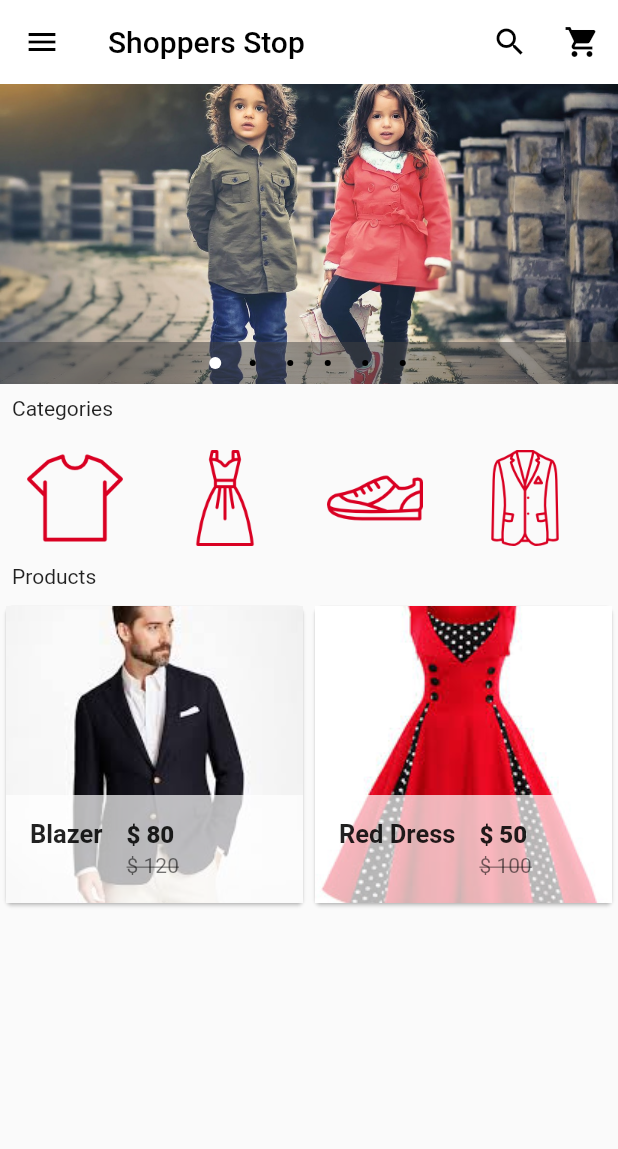
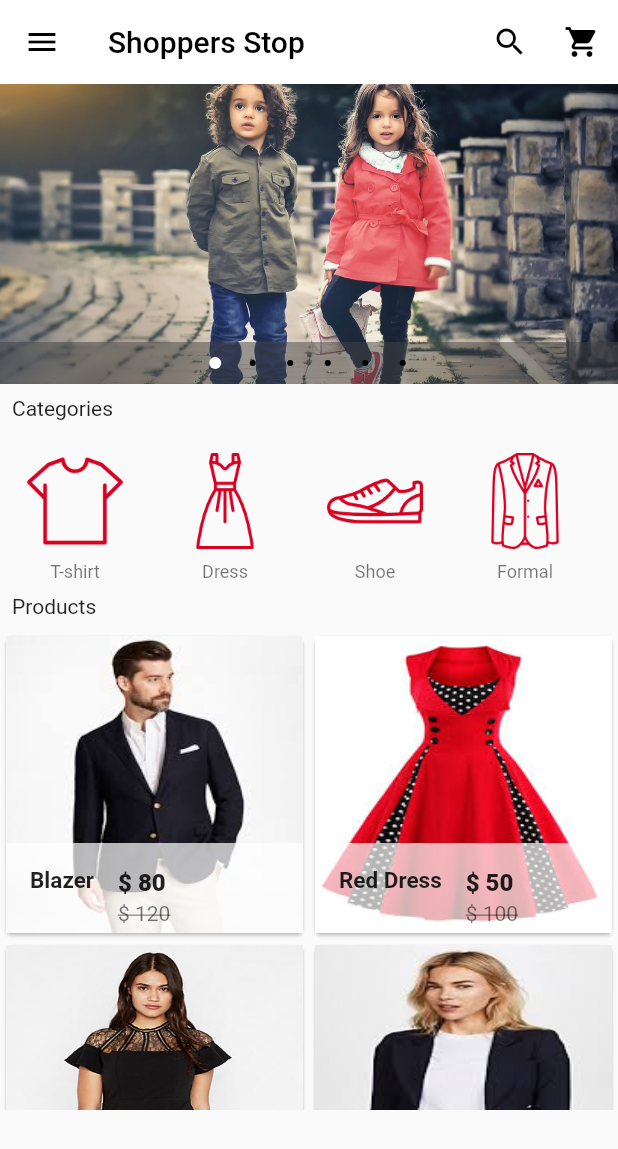
Before and after one commit to ajay1706/ecommerce-app, a Flutter app: the screen it shows after launch, on a phone screen of 412 x 824 dp. Shown: the top 1149 px of the screen. Run offline on Flutter 3.47's test engine with Material 2 defaults, Android fonts, the phone set to English and light mode, and no system bars; drawn by our look-alikes of carousel_pro.

Commit message:
prod detail page

```diff
--- a/shopper_stop/lib/components/horizontal_listview.dart
+++ b/shopper_stop/lib/components/horizontal_listview.dart
@@ -5,7 +5,7 @@ class HorizontalList extends StatelessWidget {
   @override
   Widget build(BuildContext context) {
     return Container(
-      height: 80,
+      height: 100,
       child: ListView(
         scrollDirection: Axis.horizontal,
         children: <Widget>[
--- a/shopper_stop/lib/components/products.dart
+++ b/shopper_stop/lib/components/products.dart
@@ -1,4 +1,5 @@
 import 'package:flutter/material.dart';
+import 'package:shopper_stop/pages/product_detail_page.dart';
 
 class Products extends StatefulWidget {
   @override
@@ -18,6 +19,36 @@ class _ProductsState extends State<Products> {
       "picture": "images/products/dress1.jpeg",
       "old_price": "100",
       "price": "50"
+    },
+    {
+      "name": "Black dress",
+      "picture": "images/products/dress2.jpeg",
+      "old_price": "120",
+      "price": "70"
+    },
+    {
+      "name": "Womens Blazer",
+      "picture": "images/products/blazer2.jpeg",
+      "old_price": "130",
+      "price": "82"
+    },
+    {
+      "name":"Black Pant",
+      "picture": "images/products/pants1.jpg",
+      "old_price": "100",
+      "price": "55"
+    },
+    {
+      "name":"Grey Pant",
+      "picture": "images/products/pants2.jpeg",
+      "old_price": "110",
+      "price": "65"
+    },
+    {
+      "name":"Shoe",
+      "picture": "images/products/shoe1.jpg",
+      "old_price": "200",
+      "price": "75"
     }
   ];
 
@@ -61,16 +92,28 @@ class SimpleProduct extends StatelessWidget {
 
       child: Hero(tag: prod_name, child: Material(
         child: InkWell(
-          onTap: (){},
+
+
+          onTap: () => Navigator.of(context).push(MaterialPageRoute(builder: (BuildContext context) => ProductDetail(
+            // passing the values of product to prod detail page
+            prod_detail_img: prod_pic,
+            prod_detail_name: prod_name,
+            prod_detail_oldprice: prod_old_price,
+            prod_detail_price: prod_price,
+
+          ))),
           child: GridTile(
               footer: Container(
+                height: 60,
                 color: Colors.white70,
                 child: ListTile(
+
                   leading: Text(prod_name,
+                  softWrap: true,
 
                   style: TextStyle(
                     fontWeight: FontWeight.bold,
-                    fontSize: 17
+                    fontSize: 15
                   ),),
                   title: Text("\$ ${prod_price}",
                     style: TextStyle(
@@ -85,7 +128,7 @@ class SimpleProduct extends StatelessWidget {
                   ),),
                 ),
               ),
-              child: Image.asset(prod_pic,fit: BoxFit.cover,)),
+              child: Image.asset(prod_pic,fit: BoxFit.fill,)),
         ),
       )),
     );
--- a/shopper_stop/pubspec.yaml
+++ b/shopper_stop/pubspec.yaml
@@ -53,6 +53,7 @@ flutter:
     - images/categories/shoe.png
     - images/categories/dress.png
     - images/categories/formal.png
+    - images/categories/informal.png
     - images/categories/accessories.png
     - images/categories/jeans.png
     - images/products/blazer1.jpeg
@@ -61,9 +62,9 @@ flutter:
     - images/products/dress2.jpeg
     - images/products/hills1.jpeg
     - images/products/hills2.jpeg
-    - images/products/pants1.jpeg
+    - images/products/pants1.jpg
     - images/products/pants2.jpeg
-    - images/products/shoe1.jpeg
+    - images/products/shoe1.jpg
     - images/products/skt1.jpeg
     - images/products/skt2.jpeg
     -
```
Also changed, not shown: shopper_stop/lib/pages/product_detail_page.dart (added, +163 -0 lines).
